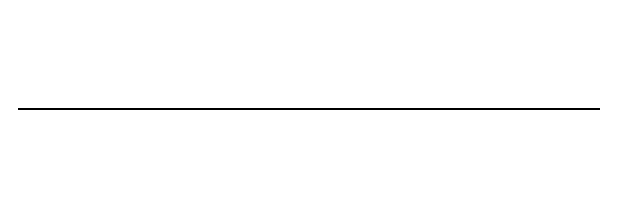
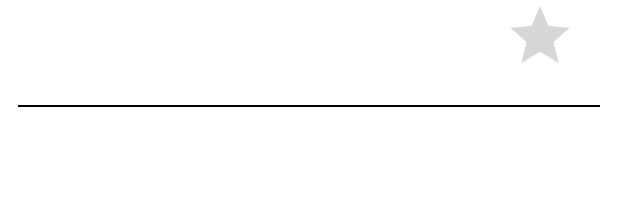
Before and after one commit to VighNorbert/mtaa-app, an Android app: the layout item_view_doctors.xml on its own in the app's theme, with its tools: preview values and no code run, on a phone screen of 412 x 824 dp. Shown: the top 199 px of the screen. Run offline under Robolectric (Android 15) with nearby library versions, the phone set to English and light mode, and no system bars.

Commit message:
doctors favourites wip

```diff
--- a/app/src/main/java/sk/evysetrenie/DoctorsActivity.kt
+++ b/app/src/main/java/sk/evysetrenie/DoctorsActivity.kt
@@ -59,7 +59,6 @@ class DoctorsActivity : BaseActivity() {
                         }
                     }
                 }
-
                 super.onScrolled(recyclerView, dx, dy)
             }
         })
@@ -102,4 +101,8 @@ class DoctorsActivity : BaseActivity() {
         doctorsProgressBar.visibility = View.GONE
         loading = false
     }
+
+    fun addDoctorToFavourites(name: String) {
+        println("Added $name")
+    }
 }
--- a/app/src/main/java/sk/evysetrenie/DoctorsAdapter.kt
+++ b/app/src/main/java/sk/evysetrenie/DoctorsAdapter.kt
@@ -8,6 +8,7 @@ import android.text.style.StyleSpan
 import android.view.LayoutInflater
 import android.view.View
 import android.view.ViewGroup
+import android.widget.RatingBar
 import android.widget.TextView
 import androidx.recyclerview.widget.RecyclerView
 import sk.evysetrenie.api.model.contracts.responses.DoctorsResponse
@@ -30,6 +31,13 @@ class DoctorsAdapter(val doctorsList: List<DoctorsResponse>) : RecyclerView.Adap
         spannableString.setSpan(boldSpan, 0, spannableString.length, Spanned.SPAN_EXCLUSIVE_EXCLUSIVE)
         holder.doctorNameTextView.text = spannableString
         holder.doctorSpecialisationTextView.text = doctor.specialisation.title
+        if (doctor.is_favourite) {
+            holder.doctorStar.rating = 1.0F
+        }
+        else {
+            holder.doctorStar.rating = 0.0F
+        }
+
     }
 
     override fun getItemCount() = doctorsList.size
@@ -37,5 +45,6 @@ class DoctorsAdapter(val doctorsList: List<DoctorsResponse>) : RecyclerView.Adap
     class DoctorsHolder(view: View) : RecyclerView.ViewHolder(view) {
         val doctorNameTextView: TextView = view.findViewById(R.id.doctorNameTextView)
         val doctorSpecialisationTextView: TextView = view.findViewById(R.id.doctorSpecialisationTextView)
+        val doctorStar: RatingBar = view.findViewById(R.id.doctorStar)
     }
 }
--- a/app/src/main/res/layout/item_view_doctors.xml
+++ b/app/src/main/res/layout/item_view_doctors.xml
@@ -1,15 +1,34 @@
 <?xml version="1.0" encoding="utf-8"?>
 <androidx.constraintlayout.widget.ConstraintLayout xmlns:android="http://schemas.android.com/apk/res/android"
     xmlns:app="http://schemas.android.com/apk/res-auto"
+    xmlns:tools="http://schemas.android.com/tools"
     android:layout_width="match_parent"
-    android:layout_height="wrap_content">
+    android:layout_height="wrap_content"
+    android:paddingBottom="16dp">
+
+    <LinearLayout
+        android:layout_width="match_parent"
+        android:layout_height="wrap_content"
+        android:orientation="horizontal"
+        android:baselineAligned="true"
+        android:id="@+id/masterLayout"
+        android:paddingBottom="16dp"
+        app:layout_constraintTop_toTopOf="parent"
+        app:layout_constraintLeft_toLeftOf="parent">
+
+        <LinearLayout
+            android:layout_width="0dp"
+            android:layout_height="wrap_content"
+            android:layout_weight=".75"
+            android:orientation="vertical"
+            android:id="@+id/doctorLinearLayout"
+            tools:ignore="MissingConstraints">
 
             <TextView
                 android:id="@+id/doctorNameTextView"
-        android:layout_width="0dp"
+                android:layout_width="wrap_content"
                 android:layout_height="wrap_content"
-        android:layout_marginTop="24dp"
-        android:layout_marginBottom="12dp"
+                android:layout_marginTop="6dp"
                 android:layout_marginHorizontal="12dp"
                 android:fontFamily="@font/poppins"
                 app:layout_constraintStart_toStartOf="parent"
@@ -17,12 +36,34 @@
 
             <TextView
                 android:id="@+id/doctorSpecialisationTextView"
-        android:layout_width="0dp"
+                android:layout_width="wrap_content"
                 android:layout_height="wrap_content"
                 android:layout_marginHorizontal="12dp"
                 android:fontFamily="@font/poppins"
                 app:layout_constraintLeft_toLeftOf="parent"
                 app:layout_constraintTop_toBottomOf="@id/doctorNameTextView" />
+        </LinearLayout>
+
+        <LinearLayout
+            android:id="@+id/starLinearLayout"
+            android:layout_width="0dp"
+            android:layout_height="match_parent"
+            android:layout_weight=".25"
+            android:gravity="center"
+            android:orientation="vertical"
+            tools:ignore="Suspicious0dp">
+
+            <RatingBar
+                android:layout_width="wrap_content"
+                android:layout_height="wrap_content"
+                android:layout_marginHorizontal="4dp"
+                android:id="@+id/doctorStar"
+                android:contentDescription="@string/doctors.notfavourite"
+                android:numStars="1"
+                android:stepSize="1" />
+        </LinearLayout>
+
+    </LinearLayout>
 
     <View
         android:layout_width="match_parent"
@@ -30,6 +71,6 @@
         android:layout_marginHorizontal="12dp"
         android:background="@android:color/black"
         app:layout_constraintLeft_toLeftOf="parent"
-        app:layout_constraintTop_toBottomOf="@id/doctorSpecialisationTextView"/>
+        app:layout_constraintTop_toBottomOf="@id/masterLayout"/>
 
 </androidx.constraintlayout.widget.ConstraintLayout>
--- a/app/src/main/res/values/strings.xml
+++ b/app/src/main/res/values/strings.xml
@@ -23,5 +23,7 @@
     <string name="register.patient.heading">Registrácia - pacient</string>
 
     <string name="doctors.heading">Lekári</string>
+    <string name="doctors.favourite">Lekár je obľúbený</string>
+    <string name="doctors.notfavourite">Lekár nie je obľúbený</string>
 
 </resources>
```
Lines whose indentation alone changed are shown as unchanged.
